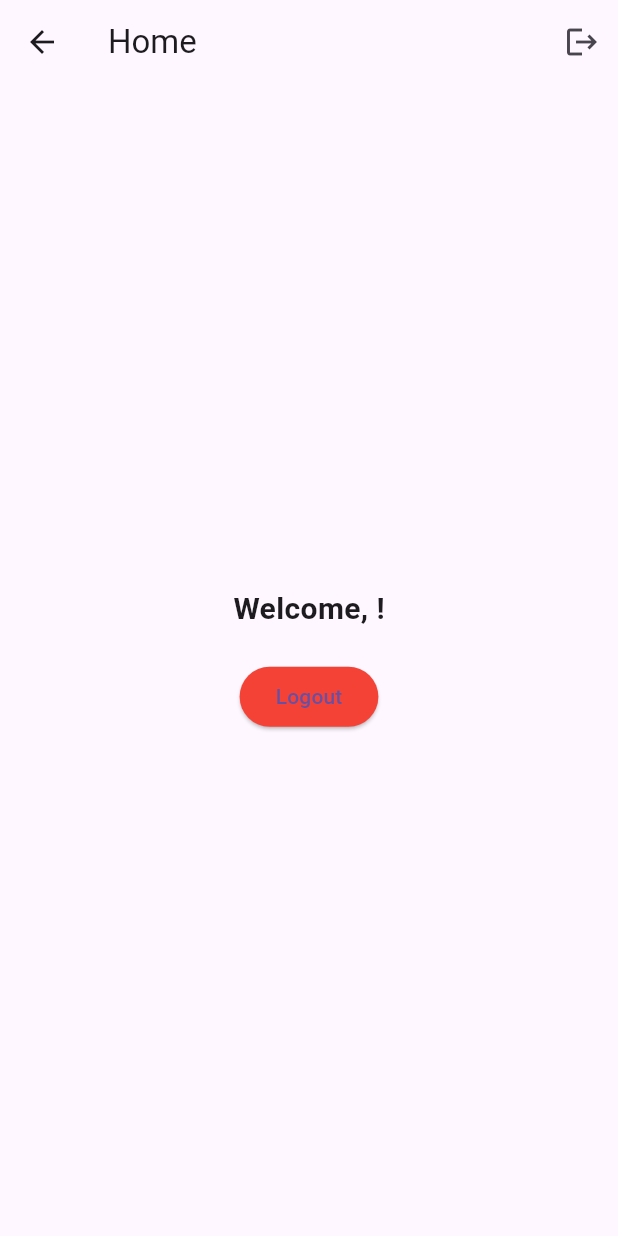
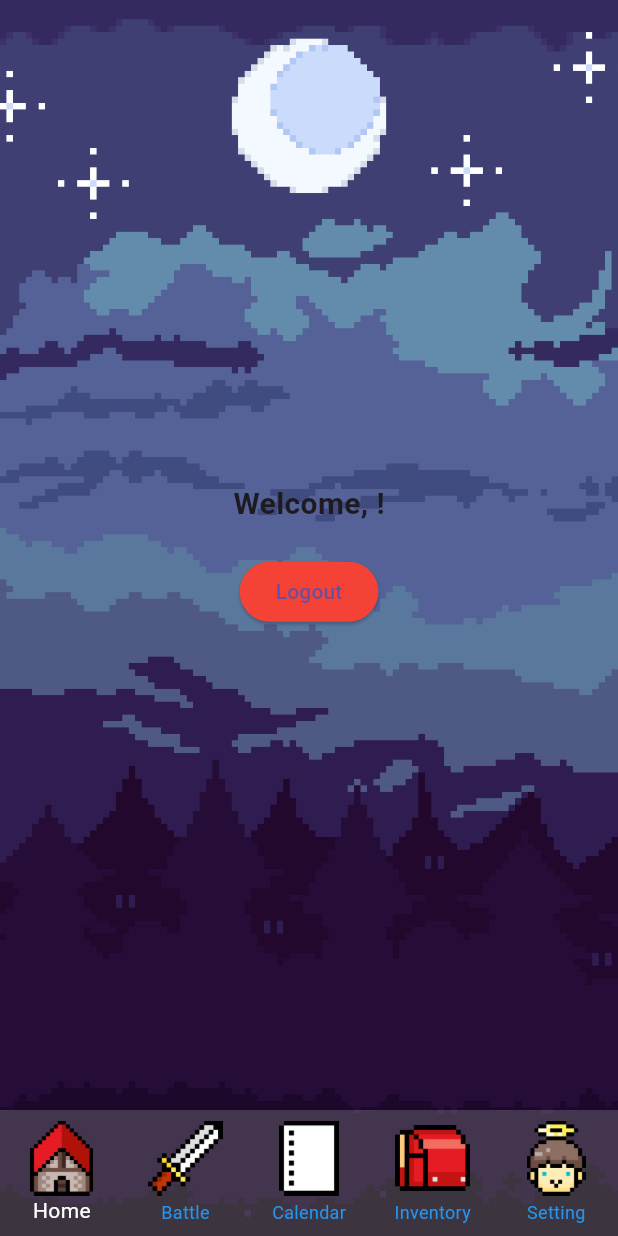
Before and after one commit to KietLy0120/Taskun, a Flutter app: the HomeScreen screen opened by its route, on a phone screen of 412 x 824 dp. Run offline on Flutter 3.47's test engine with Material 3 defaults, Android fonts, the light colour scheme and no system bars; our stand-ins replace firebase_auth, firebase_core; accounts and stored records are empty.

Commit message:
Dashboard frontend

```diff
--- a/lib/home_screen.dart
+++ b/lib/home_screen.dart
@@ -1,6 +1,7 @@
 import 'package:firebase_auth/firebase_auth.dart';
 import 'package:flutter/material.dart';
 import 'login_screen.dart';
+import 'navigation_bar.dart';
 
 class HomeScreen extends StatelessWidget {
   final User? user = FirebaseAuth.instance.currentUser;
@@ -10,28 +11,45 @@ class HomeScreen extends StatelessWidget {
   @override
   Widget build(BuildContext context) {
     return Scaffold(
-      appBar: AppBar(
-        title: const Text("Home"),
-        actions: [
-          IconButton(
-            icon: const Icon(Icons.logout),
-            onPressed: () async {
-              await FirebaseAuth.instance.signOut();
-              Navigator.pushReplacement(
-                context,
-                MaterialPageRoute(builder: (context) => LoginScreen()),
-              );
-            },
-          )
-        ],
+      // appBar: AppBar(
+      //   title: const Text("Home"),
+      //   actions: [
+      //     IconButton(
+      //       icon: const Icon(Icons.logout),
+      //       onPressed: () async {
+      //         await FirebaseAuth.instance.signOut();
+      //         Navigator.pushReplacement(
+      //           context,
+      //           MaterialPageRoute(builder: (context) => LoginScreen()),
+      //         );
+      //       },
+      //     )
+      //   ],
+      // ),
+      body: Stack(
+        children: [
+          // Background image covering the entire screen
+          Positioned.fill(
+            child: Image.asset(
+              "assets/home-bg.png",
+              fit: BoxFit.cover,
             ),
-      body: Center(
+          ),
+          // Column holding the main content and the custom bottom nav bar
+          Column(
+            children: [
+              // Expanded widget takes all available space above the nav bar
+              Expanded(
+                child: Center(
                   child: Column(
                     mainAxisAlignment: MainAxisAlignment.center,
                     children: [
                       Text(
                         "Welcome, ${user?.email ?? "User"}!",
-              style: const TextStyle(fontSize: 20, fontWeight: FontWeight.bold),
+                        style: const TextStyle(
+                            fontSize: 20,
+                            fontWeight: FontWeight.bold
+                        ),
                       ),
                       const SizedBox(height: 20),
                       ElevatedButton(
@@ -42,12 +60,26 @@ class HomeScreen extends StatelessWidget {
                             MaterialPageRoute(builder: (context) => LoginScreen()),
                           );
                         },
-              style: ElevatedButton.styleFrom(backgroundColor: Colors.red),
+                        style: ElevatedButton.styleFrom(
+                          backgroundColor: Colors.red,
+                        ),
                         child: const Text("Logout"),
                       ),
                     ],
                   ),
                 ),
+              ),
+              // Custom bottom navigation bar placed at the bottom of the Column
+              CustomBottomNavBar(
+                selectedIndex: 0, // Update with proper state management if needed
+                onItemTapped: (index) {
+                  // Handle navigation based on index
+                },
+              ),
+            ],
+          ),
+        ],
+      ),
     );
   }
 }
--- a/lib/main.dart
+++ b/lib/main.dart
@@ -1,5 +1,6 @@
 import 'package:firebase_core/firebase_core.dart';
 import 'package:flutter/material.dart';
+import 'package:taskun/battle_screen.dart';
 import 'firebase_options.dart';
 import 'login_screen.dart';
 import 'signup_screen.dart';
@@ -29,6 +30,7 @@ class MyApp extends StatelessWidget {
         '/': (context) => LoginScreen(),
         '/signup': (context) => SignupScreen(),
         '/home': (context) =>  HomeScreen(),
+        '/battle': (context) =>  BattleScreen(),
       },
     );
   }
--- /dev/null
+++ b/lib/navigation_bar.dart
@@ -0,0 +1,88 @@
+import 'package:flutter/material.dart';
+
+import 'battle_screen.dart';
+import 'home_screen.dart';
+
+class CustomBottomNavBar extends StatelessWidget {
+  final int selectedIndex;
+  final Function(int)? onItemTapped;
+
+  CustomBottomNavBar({required this.selectedIndex, required this.onItemTapped});
+
+  void _handleTap(BuildContext context, int index) {
+    // Optionally, notify any external state handler.
+    if (onItemTapped != null) {
+      onItemTapped!(index);
+    }
+
+    // Navigate to the appropriate screen based on the tapped index.
+    switch (index) {
+      case 0:
+        Navigator.pushReplacement(
+          context,
+          MaterialPageRoute(builder: (context) => HomeScreen()),
+        );
+        break;
+      case 1:
+        Navigator.pushReplacement(
+          context,
+          MaterialPageRoute(builder: (context) => BattleScreen()),
+        );
+        break;
+      case 2:
+        Navigator.pushReplacement(
+          context,
+          MaterialPageRoute(builder: (context) => HomeScreen()),
+        );
+        break;
+      case 3:
+        Navigator.pushReplacement(
+          context,
+          MaterialPageRoute(builder: (context) => BattleScreen()),
+        );
+        break;
+      case 4:
+        Navigator.pushReplacement(
+          context,
+          MaterialPageRoute(builder: (context) => BattleScreen()),
+        );
+        break;
+    }
+  }
+
+  @override
+  Widget build(BuildContext context) {
+    return BottomNavigationBar(
+      type: BottomNavigationBarType.fixed,
+      backgroundColor: Colors.grey.withOpacity(0.3),
+      elevation: 0,
+      // Change the label and icon colors when selected/unselected.
+      selectedItemColor: Colors.white,      // Selected color (adjust as needed)
+      unselectedItemColor: Colors.blue,     // Unselected color
+      items: [
+        BottomNavigationBarItem(
+          icon: Image.asset('assets/icon-home.png', width: 50, height: 50),
+          label: 'Home',
+        ),
+        BottomNavigationBarItem(
+          icon: Image.asset('assets/icon-sword.png', width: 50, height: 50),
+          label: 'Battle',
+        ),
+        BottomNavigationBarItem(
+          icon: Image.asset('assets/icon-paper.png', width: 50, height: 50),
+          label: 'Calendar',
+        ),
+        BottomNavigationBarItem(
+          icon: Image.asset('assets/icon-bag.png', width: 50, height: 50),
+          label: 'Inventory',
+        ),
+        BottomNavigationBarItem(
+          icon: Image.asset('assets/icon-angel.png', width: 50, height: 50),
+          label: 'Setting',
+        ),
+      ],
+      currentIndex: selectedIndex,
+      onTap: (index) => _handleTap(context, index),
+    );
+  }
+}
--- a/pubspec.yaml
+++ b/pubspec.yaml
@@ -67,7 +67,7 @@ flutter:
   #   - images/a_dot_burr.jpeg
   #   - images/a_dot_ham.jpeg
   assets:
-    - assets/background.gif
+    - assets/
 
   # An image asset can refer to one or more resolution-specific "variants", see
   # https://flutter.dev/assets-and-images/#resolution-aware
```
Also changed, not shown: lib/battle_screen.dart (added, +43 -0 lines), assets/background2.gif (added), assets/home-bg.png (added), assets/icon-angel.png (added), assets/icon-bag.png (added), assets/icon-home.png (added), assets/icon-paper.png (added), assets/icon-sword.png (added), lib/calendar_screen.dart (added), lib/inventory_screen.dart (added), lib/setting_screen.dart (added). Lines whose indentation alone changed are shown as unchanged.
